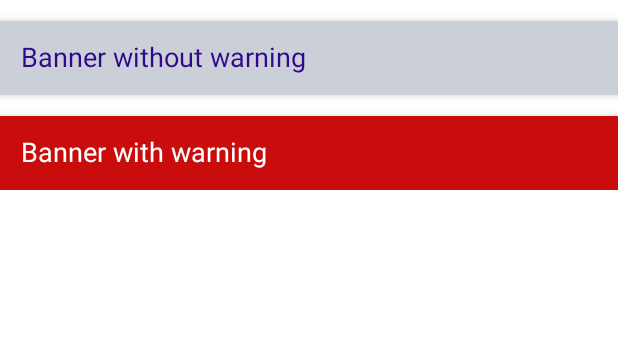
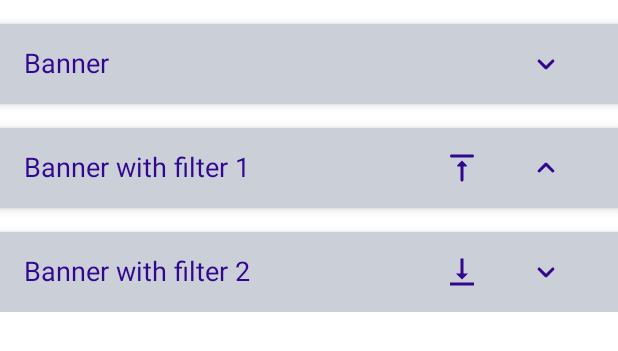
Before and after one commit to mughalasim/cv, an Android app built with Jetpack Compose: the @Preview function PreviewBanners, on a phone screen of 412 x 824 dp. Shown: the top 351 px of the screen. Run offline under Robolectric (Android 15) with nearby library versions, the phone set to English and light mode, and no system bars; our stand-ins replace accompanist.

Commit message:
Added a feature to sort work experience by start date. Added a feature to collapse each title

```diff
--- a/app/src/main/kotlin/mughalasim/my/cv/ui/theme/Dimens.kt
+++ b/app/src/main/kotlin/mughalasim/my/cv/ui/theme/Dimens.kt
@@ -1,6 +1,6 @@
 package mughalasim.my.cv.ui.theme
 import androidx.compose.ui.unit.dp
 
-val padding_screen = 14.dp
-val padding_chips = 6.dp
+val padding_screen = 16.dp
+val padding_chips = 8.dp
 val elevation = 4.dp
--- a/app/src/main/kotlin/mughalasim/my/cv/ui/widgets/BannerWidget.kt
+++ b/app/src/main/kotlin/mughalasim/my/cv/ui/widgets/BannerWidget.kt
@@ -1,29 +1,71 @@
 package mughalasim.my.cv.ui.widgets
 
 import androidx.compose.foundation.layout.*
+import androidx.compose.material.Icon
+import androidx.compose.material.IconButton
 import androidx.compose.material.Surface
 import androidx.compose.runtime.Composable
+import androidx.compose.ui.Alignment
 import androidx.compose.ui.Modifier
+import androidx.compose.ui.res.painterResource
 import androidx.compose.ui.tooling.preview.Preview
 import mughalasim.my.cv.ui.theme.AppTheme
 import mughalasim.my.cv.ui.theme.elevation
 import mughalasim.my.cv.ui.theme.padding_screen
 
 @Composable
-fun BannerWidget(title: String, isWarning: Boolean = false){
+fun BannerWidget(
+    title: String,
+    hasFilter: Boolean = false,
+    sortAscending: Boolean = false,
+    onFilterClicked: () -> Unit = {},
+    isExpanded: Boolean,
+    onExpandedClicked: () -> Unit = {},
+){
     Spacer(modifier = Modifier.padding(top = padding_screen))
     Surface(
         modifier = Modifier,
         elevation = elevation,
-        color = if (isWarning) AppTheme.colors.error else AppTheme.colors.secondary
+        color = AppTheme.colors.secondary
     ) {
-        TextRegular(
-            text = title,
-            color = if (isWarning) AppTheme.colors.surface else AppTheme.colors.primary,
-            modifier = Modifier
-                .fillMaxWidth()
-                .padding(padding_screen)
-        )
+        Row(
+            horizontalArrangement =  Arrangement.Center,
+            verticalAlignment = Alignment.CenterVertically,
+            modifier = Modifier.fillMaxWidth()
+        ) {
+            TextRegular(
+                text = title,
+                color = AppTheme.colors.primary,
+                modifier = Modifier.padding(padding_screen)
+            )
+            Spacer(modifier =Modifier.weight(1f))
+            if (hasFilter){
+               IconButton(onClick = { onFilterClicked() },
+                   modifier = Modifier.padding(end = padding_screen)) {
+                   Icon(
+                       painter = painterResource(
+                           id = if(sortAscending)
+                               mughalasim.my.cv.R.drawable.ic_sort_ascending
+                           else mughalasim.my.cv.R.drawable.ic_sort_descending),
+                       contentDescription = null,
+                       tint = AppTheme.colors.primary
+                   )
+               }
+            }
+            IconButton(onClick = { onExpandedClicked() },
+                modifier = Modifier.padding(end = padding_screen)) {
+                Icon(
+                    painter = painterResource(
+                        id = if(isExpanded)
+                            mughalasim.my.cv.R.drawable.ic_expand_less
+                        else mughalasim.my.cv.R.drawable.ic_expand_more),
+                    contentDescription = null,
+                    modifier = Modifier.padding(end = padding_screen),
+                    tint = AppTheme.colors.primary
+                )
+            }
+        }
+
     }
 }
 
@@ -32,7 +74,8 @@ fun BannerWidget(title: String, isWarning: Boolean = false){
 @Composable
 fun PreviewBanners(){
     Column(verticalArrangement = Arrangement.Top) {
-        BannerWidget("Banner without warning")
-        BannerWidget("Banner with warning", isWarning = true)
+        BannerWidget("Banner", isExpanded = false)
+        BannerWidget("Banner with filter 1", hasFilter = true, sortAscending = true, isExpanded = true)
+        BannerWidget("Banner with filter 2", hasFilter = true, sortAscending = false, isExpanded = false)
     }
 }
--- a/app/src/main/kotlin/mughalasim/my/cv/ui/widgets/DescriptionWidget.kt
+++ b/app/src/main/kotlin/mughalasim/my/cv/ui/widgets/DescriptionWidget.kt
@@ -1,7 +1,6 @@
 package mughalasim.my.cv.ui.widgets
 
 import androidx.compose.foundation.layout.Column
-import androidx.compose.foundation.layout.Spacer
 import androidx.compose.foundation.layout.fillMaxWidth
 import androidx.compose.foundation.layout.padding
 import androidx.compose.runtime.Composable
@@ -17,9 +16,6 @@ fun DescriptionWidget(entity: DescriptionEntity = getFakeDescription()) {
     Column(
         modifier = Modifier.padding(start = padding_screen, end = padding_screen).fillMaxWidth()
     ) {
-
-        Spacer(modifier = Modifier.padding(top = padding_screen))
-
         TextSmall(text = "Address")
         TextRegular(
             modifier = Modifier.padding(bottom = padding_screen),
--- /dev/null
+++ b/app/src/main/res/drawable/ic_expand_less.xml
@@ -0,0 +1,5 @@
+<vector android:height="24dp" android:tint="#000000"
+    android:viewportHeight="24" android:viewportWidth="24"
+    android:width="24dp" xmlns:android="http://schemas.android.com/apk/res/android">
+    <path android:fillColor="@android:color/white" android:pathData="M11.29,8.71L6.7,13.3c-0.39,0.39 -0.39,1.02 0,1.41 0.39,0.39 1.02,0.39 1.41,0L12,10.83l3.88,3.88c0.39,0.39 1.02,0.39 1.41,0 0.39,-0.39 0.39,-1.02 0,-1.41L12.7,8.71c-0.38,-0.39 -1.02,-0.39 -1.41,0z"/>
+</vector>
--- /dev/null
+++ b/app/src/main/res/drawable/ic_expand_more.xml
@@ -0,0 +1,5 @@
+<vector android:height="24dp" android:tint="#000000"
+    android:viewportHeight="24" android:viewportWidth="24"
+    android:width="24dp" xmlns:android="http://schemas.android.com/apk/res/android">
+    <path android:fillColor="@android:color/white" android:pathData="M15.88,9.29L12,13.17 8.12,9.29c-0.39,-0.39 -1.02,-0.39 -1.41,0 -0.39,0.39 -0.39,1.02 0,1.41l4.59,4.59c0.39,0.39 1.02,0.39 1.41,0l4.59,-4.59c0.39,-0.39 0.39,-1.02 0,-1.41 -0.39,-0.38 -1.03,-0.39 -1.42,0z"/>
+</vector>
--- /dev/null
+++ b/app/src/main/res/drawable/ic_sort_ascending.xml
@@ -0,0 +1,5 @@
+<vector android:height="24dp" android:tint="#000000"
+    android:viewportHeight="24" android:viewportWidth="24"
+    android:width="24dp" xmlns:android="http://schemas.android.com/apk/res/android">
+    <path android:fillColor="@android:color/white" android:pathData="M9.21,11H11v9c0,0.55 0.45,1 1,1s1,-0.45 1,-1v-9h1.79c0.45,0 0.67,-0.54 0.35,-0.85l-2.79,-2.79c-0.2,-0.2 -0.51,-0.2 -0.71,0l-2.79,2.79c-0.31,0.31 -0.09,0.85 0.36,0.85zM4,4c0,0.55 0.45,1 1,1h14c0.55,0 1,-0.45 1,-1s-0.45,-1 -1,-1H5c-0.55,0 -1,0.45 -1,1z"/>
+</vector>
--- /dev/null
+++ b/app/src/main/res/drawable/ic_sort_descending.xml
@@ -0,0 +1,5 @@
+<vector android:height="24dp" android:tint="#000000"
+    android:viewportHeight="24" android:viewportWidth="24"
+    android:width="24dp" xmlns:android="http://schemas.android.com/apk/res/android">
+    <path android:fillColor="@android:color/white" android:pathData="M16,13h-3V3h-2v10H8l4,4 4,-4zM4,19v2h16v-2H4z"/>
+</vector>
--- a/build.gradle
+++ b/build.gradle
@@ -1,7 +1,7 @@
 buildscript {
     ext {
-        app_version_code = 5
-        app_version_name = "5.1"
+        app_version_code = 6
+        app_version_name = "6.0"
 
         sdk_min = 23
         sdk_target = 33
--- a/domain/src/main/java/cv/domain/usecase/DataUseCase.kt
+++ b/domain/src/main/java/cv/domain/usecase/DataUseCase.kt
@@ -6,6 +6,5 @@ class DataUseCase(
     private val dataRepository: IDataRepository
 ) : BaseUseCase {
 
-    // Apply any filters here or save to the Local Database at this point
     override fun getData() = dataRepository.fetchDataFromFirebase()
 }
```
Also changed, not shown: app/src/main/kotlin/mughalasim/my/cv/ui/screens/main/MainActivity.kt (+58 -11 lines), app/src/main/kotlin/mughalasim/my/cv/ui/widgets/WarningWidget.kt (added, +37 -0 lines), app/src/main/res/drawable-v24/background_card.xml (deleted, +0 -20 lines), app/src/main/res/values/dimens.xml (deleted, +0 -9 lines), domain/src/main/java/cv/domain/entities/ResponseEntity.kt (+8 -0 lines), 1 other file.
